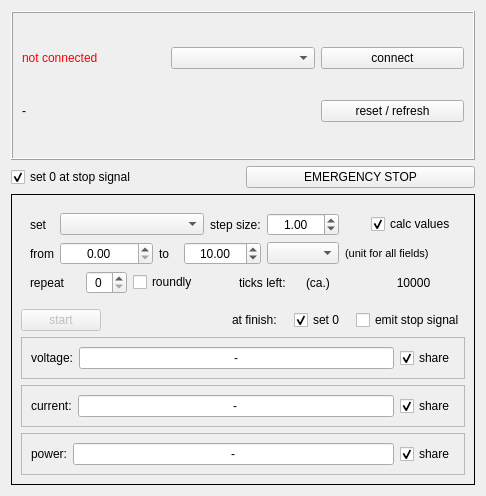
bchjoerni/mlab, file eaps8000usbuicharwindow.ui: the form before one commit.
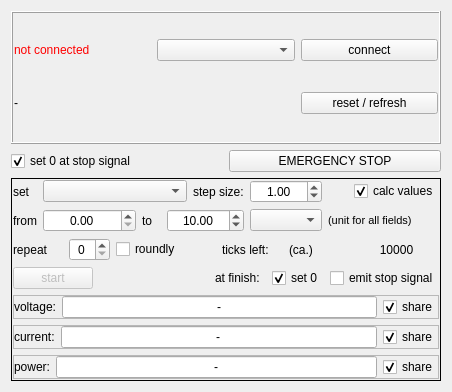
The form after the commit.

Patch:
```diff
--- a/eaps8000usbuicharwindow.ui
+++ b/eaps8000usbuicharwindow.ui
@@ -6,8 +6,8 @@
    <rect>
     <x>0</x>
     <y>0</y>
-    <width>486</width>
-    <height>496</height>
+    <width>452</width>
+    <height>392</height>
    </rect>
   </property>
   <property name="windowTitle">
@@ -23,6 +23,18 @@
       <enum>QFrame::Raised</enum>
      </property>
      <layout class="QGridLayout" name="gridLayout_4">
+      <property name="leftMargin">
+       <number>1</number>
+      </property>
+      <property name="topMargin">
+       <number>1</number>
+      </property>
+      <property name="rightMargin">
+       <number>1</number>
+      </property>
+      <property name="bottomMargin">
+       <number>1</number>
+      </property>
       <item row="0" column="0">
        <widget class="QLabel" name="lbl_status">
         <property name="styleSheet">
@@ -86,6 +98,18 @@
       <enum>QFrame::Box</enum>
      </property>
      <layout class="QGridLayout" name="gridLayout_6">
+      <property name="leftMargin">
+       <number>1</number>
+      </property>
+      <property name="topMargin">
+       <number>1</number>
+      </property>
+      <property name="rightMargin">
+       <number>1</number>
+      </property>
+      <property name="bottomMargin">
+       <number>1</number>
+      </property>
       <item row="2" column="0" colspan="6">
        <widget class="QFrame" name="frame_voltage">
         <property name="frameShape">
@@ -95,6 +119,18 @@
          <enum>QFrame::Raised</enum>
         </property>
         <layout class="QGridLayout" name="gridLayout">
+         <property name="leftMargin">
+          <number>0</number>
+         </property>
+         <property name="topMargin">
+          <number>0</number>
+         </property>
+         <property name="rightMargin">
+          <number>0</number>
+         </property>
+         <property name="bottomMargin">
+          <number>0</number>
+         </property>
          <item row="0" column="0">
           <widget class="QLabel" name="lbl_voltage_lbl">
            <property name="text">
@@ -134,6 +170,18 @@
       <item row="0" column="0" colspan="6">
        <widget class="QFrame" name="frame_setValues">
         <layout class="QGridLayout" name="gridLayout_5">
+         <property name="leftMargin">
+          <number>0</number>
+         </property>
+         <property name="topMargin">
+          <number>0</number>
+         </property>
+         <property name="rightMargin">
+          <number>0</number>
+         </property>
+         <property name="bottomMargin">
+          <number>0</number>
+         </property>
          <item row="0" column="0">
           <widget class="QLabel" name="lbl_setValue_lbl">
            <property name="text">
@@ -307,6 +355,18 @@
          <enum>QFrame::Raised</enum>
         </property>
         <layout class="QGridLayout" name="gridLayout_3">
+         <property name="leftMargin">
+          <number>0</number>
+         </property>
+         <property name="topMargin">
+          <number>0</number>
+         </property>
+         <property name="rightMargin">
+          <number>0</number>
+         </property>
+         <property name="bottomMargin">
+          <number>0</number>
+         </property>
          <item row="0" column="0">
           <widget class="QLabel" name="lbl_power_lbl">
            <property name="text">
@@ -359,6 +419,18 @@
          <enum>QFrame::Raised</enum>
         </property>
         <layout class="QGridLayout" name="gridLayout_2">
+         <property name="leftMargin">
+          <number>0</number>
+         </property>
+         <property name="topMargin">
+          <number>0</number>
+         </property>
+         <property name="rightMargin">
+          <number>0</number>
+         </property>
+         <property name="bottomMargin">
+          <number>0</number>
+         </property>
          <item row="0" column="0">
           <widget class="QLabel" name="lbl_current_lbl">
            <property name="text">
```
